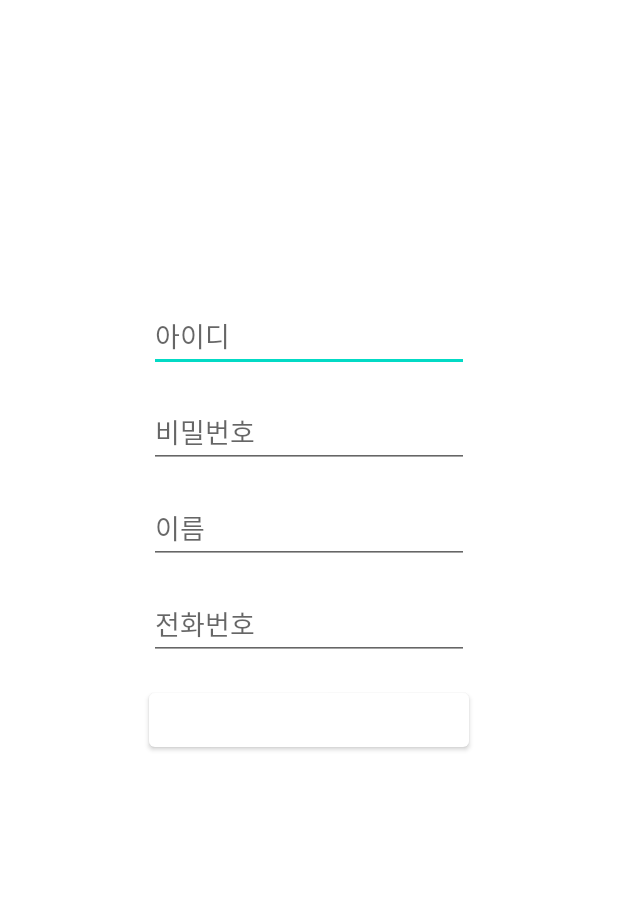
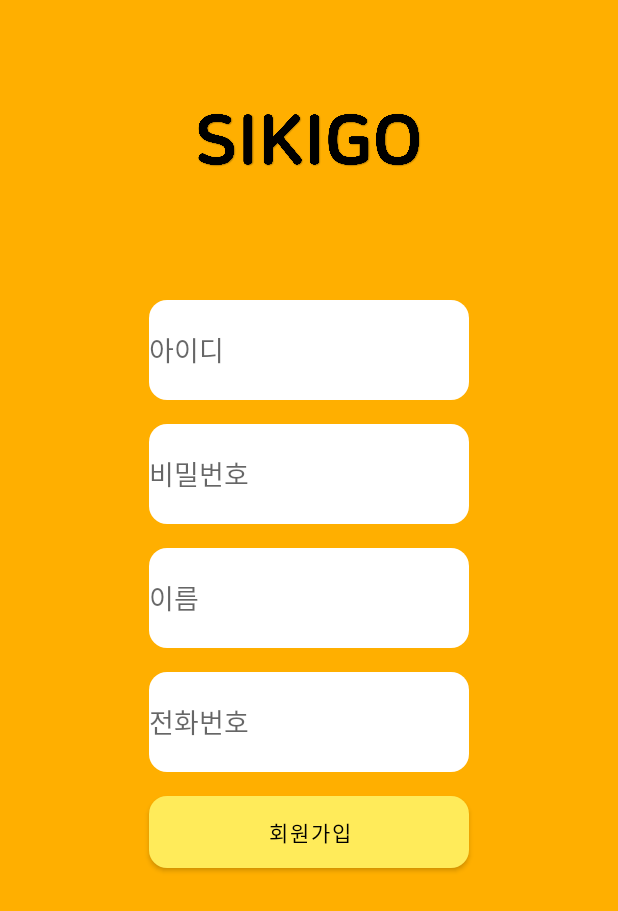
Before and after one commit to Team-sikiGO/User, an Android app: the RegisterActivity screen opened directly, with no data from a screen before it, on a phone screen of 412 x 824 dp. Shown: the top 911 px of the screen. Run offline under Robolectric (Android 15) with nearby library versions, the phone set to English and light mode, and no system bars; our stand-ins replace Volley; network calls fail.

```diff
--- a/app/src/main/res/anim/horizon_exit.xml
+++ b/app/src/main/res/anim/horizon_exit.xml
@@ -2,7 +2,7 @@
 <set xmlns:android="http://schemas.android.com/apk/res/android">
     <translate
         android:duration="400"
-        android:fromXDelta="-100%"
+        android:fromXDelta="0"
         android:interpolator="@android:anim/accelerate_decelerate_interpolator"
-        android:toXDelta="0%" />
+        android:toXDelta="-100%" />
 </set>
--- a/app/src/main/res/drawable/round.xml
+++ b/app/src/main/res/drawable/round.xml
@@ -2,7 +2,7 @@
 <shape xmlns:android="http://schemas.android.com/apk/res/android">
     android:padding="10dp"
     android:shape="rectangle" >
-    <solid android:color="#000000" />
+    <solid android:color="#FFFFFF" />
     <corners
         android:bottomLeftRadius="12dp"
         android:bottomRightRadius="12dp"
--- a/app/src/main/res/layout/activity_register.xml
+++ b/app/src/main/res/layout/activity_register.xml
@@ -5,12 +5,24 @@
     android:layout_width="match_parent"
     android:layout_height="match_parent"
     android:foregroundGravity="fill"
-    tools:context=".RegisterActivity">
+    tools:context=".RegisterActivity"
+    android:background="@color/orange">
+
+    <ImageView
+        android:id="@+id/login_title"
+        android:layout_width="wrap_content"
+        android:layout_height="100dp"
+        android:layout_marginTop="52dp"
+        android:src="@drawable/title2"
+        app:layout_constraintEnd_toEndOf="parent"
+        app:layout_constraintHorizontal_bias="0.0"
+        app:layout_constraintStart_toStartOf="parent"
+        app:layout_constraintTop_toTopOf="parent"></ImageView>
 
     <EditText
         android:id="@+id/et_id"
         android:layout_width="wrap_content"
-        android:layout_height="wrap_content"
+        android:layout_height="100px"
         android:layout_marginStart="8dp"
         android:layout_marginLeft="8dp"
         android:layout_marginTop="200dp"
@@ -21,43 +33,47 @@
         android:inputType="textPersonName"
         app:layout_constraintEnd_toEndOf="parent"
         app:layout_constraintStart_toStartOf="parent"
-        app:layout_constraintTop_toTopOf="parent" />
+        app:layout_constraintTop_toTopOf="parent"
+        android:background="@drawable/round"/>
 
     <EditText
         android:id="@+id/et_pass"
         android:layout_width="wrap_content"
-        android:layout_height="wrap_content"
+        android:layout_height="100px"
         android:layout_marginTop="16dp"
         android:ems="10"
         android:hint="비밀번호"
         android:inputType="textPersonName"
         app:layout_constraintEnd_toEndOf="@+id/et_id"
         app:layout_constraintStart_toStartOf="@+id/et_id"
-        app:layout_constraintTop_toBottomOf="@+id/et_id" />
+        app:layout_constraintTop_toBottomOf="@+id/et_id"
+        android:background="@drawable/round"/>
 
     <EditText
         android:id="@+id/et_name"
         android:layout_width="wrap_content"
-        android:layout_height="wrap_content"
+        android:layout_height="100px"
         android:layout_marginTop="16dp"
         android:ems="10"
         android:hint="이름"
         android:inputType="textPersonName"
         app:layout_constraintEnd_toEndOf="@+id/et_pass"
         app:layout_constraintStart_toStartOf="@+id/et_pass"
-        app:layout_constraintTop_toBottomOf="@+id/et_pass" />
+        app:layout_constraintTop_toBottomOf="@+id/et_pass"
+        android:background="@drawable/round"/>
 
     <EditText
         android:id="@+id/et_number"
         android:layout_width="wrap_content"
-        android:layout_height="wrap_content"
+        android:layout_height="100px"
         android:layout_marginTop="16dp"
         android:ems="10"
         android:hint="전화번호"
         android:inputType="textPersonName"
         app:layout_constraintEnd_toEndOf="@+id/et_name"
         app:layout_constraintStart_toStartOf="@+id/et_name"
-        app:layout_constraintTop_toBottomOf="@+id/et_name" />
+        app:layout_constraintTop_toBottomOf="@+id/et_name"
+        android:background="@drawable/round"/>
 
     <Button
         android:id="@+id/btn_register"
@@ -65,8 +81,10 @@
         android:layout_height="wrap_content"
         android:layout_marginTop="16dp"
         android:text="회원가입"
+        android:textColor="@color/black"
         app:layout_constraintEnd_toEndOf="@+id/et_number"
         app:layout_constraintHorizontal_bias="1.0"
         app:layout_constraintStart_toStartOf="@+id/et_number"
-        app:layout_constraintTop_toBottomOf="@+id/et_number" />
+        app:layout_constraintTop_toBottomOf="@+id/et_number"
+        android:background="@drawable/yellow_round"/>
 </androidx.constraintlayout.widget.ConstraintLayout>
--- a/app/src/main/res/values/themes.xml
+++ b/app/src/main/res/values/themes.xml
@@ -2,7 +2,7 @@
     <!-- Base application theme. -->
     <style name="Theme.User" parent="Theme.MaterialComponents.DayNight.DarkActionBar">
         <!-- Primary brand color. -->
-        <item name="colorPrimary">@color/white</item>
+        <item name="colorPrimary">@color/yellow</item>
         <item name="colorPrimaryVariant">@color/orange</item>
         <item name="colorOnPrimary">@color/white</item>
         <!-- Secondary brand color. -->
```
Also changed, not shown: app/src/main/java/com/example/user/ListAdapter.java (added, +65 -0 lines), app/src/main/java/com/example/user/MainActivity.java (+9 -5 lines), app/src/main/java/com/example/user/ResRequest.java (added, +25 -0 lines), app/src/main/java/com/example/user/food_item.java (added, +23 -0 lines), app/src/main/java/com/example/user/food_list.java (+84 -82 lines), app/src/main/java/com/example/user/restaurant.java (+58 -16 lines), app/src/main/res/layout/activity_restaurant.xml (+37 -31 lines), app/src/main/res/layout/food_item.xml (added, +35 -0 lines).
